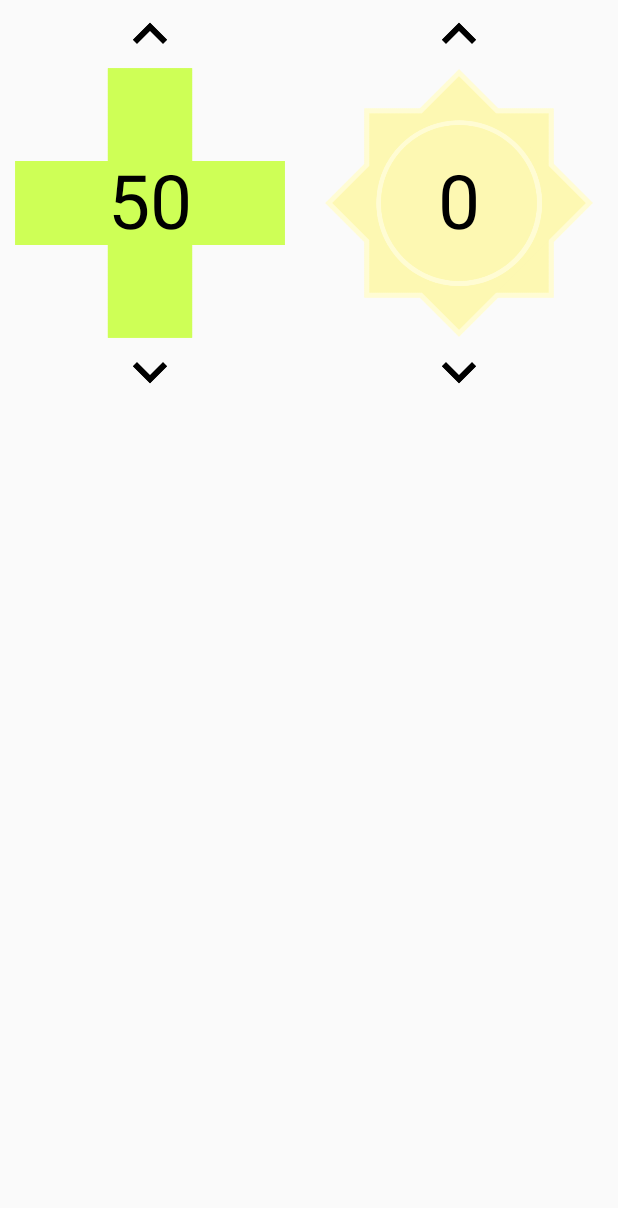
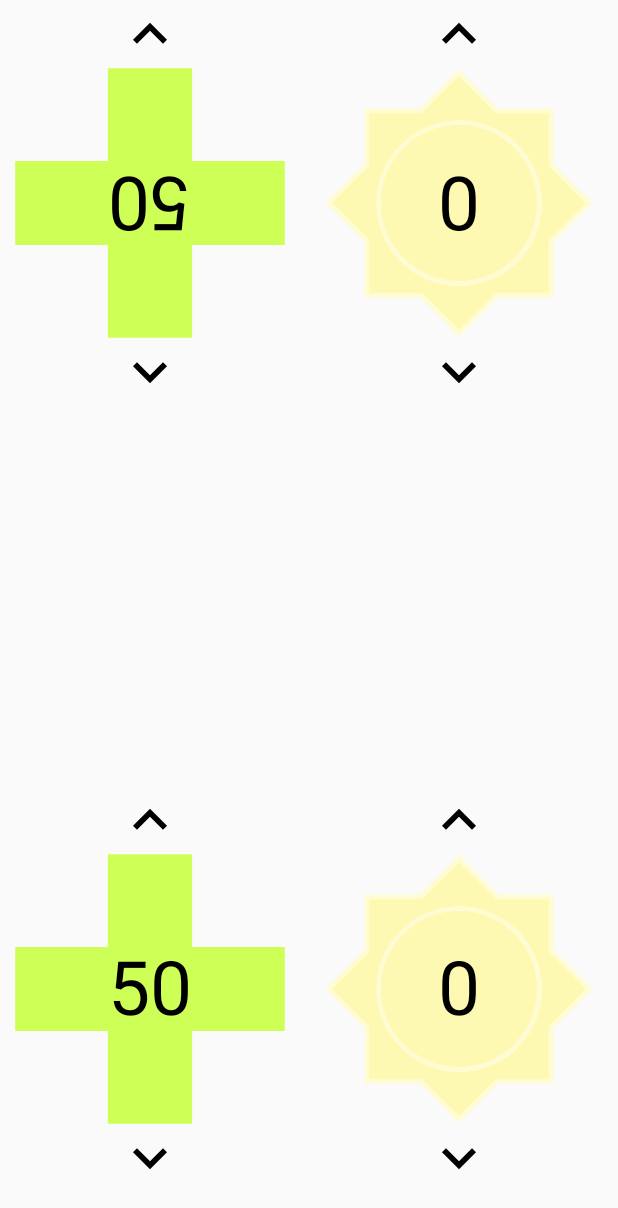
Before and after one commit to kjemison/shards-of-infinity-companion, an Android app built with Jetpack Compose: the screen it shows after launch (MainActivity), on a phone screen of 412 x 824 dp. Shown: the top 1208 px of the screen. Run offline under Robolectric (Android 15) with nearby library versions, the phone set to English and light mode, and no system bars.

Commit message:
Add working value displays

```diff
--- a/app/src/main/java/com/example/shardsofinfinityhelper/MainActivity.kt
+++ b/app/src/main/java/com/example/shardsofinfinityhelper/MainActivity.kt
@@ -17,111 +17,156 @@ import androidx.compose.foundation.layout.size
 import androidx.compose.foundation.layout.width
 import androidx.compose.material.Text
 import androidx.compose.runtime.Composable
+import androidx.compose.runtime.getValue
+import androidx.compose.runtime.mutableStateOf
+import androidx.compose.runtime.remember
+import androidx.compose.runtime.setValue
 import androidx.compose.ui.Alignment
 import androidx.compose.ui.Modifier
+import androidx.compose.ui.draw.rotate
 import androidx.compose.ui.res.painterResource
 import androidx.compose.ui.tooling.preview.Preview
 import androidx.compose.ui.unit.dp
 import androidx.compose.ui.unit.sp
 
-val iconSizeModifier = Modifier
-	.size(180.dp)
+const val iconSize: Int = 180
 val arrowHeightModifier = Modifier
 	.height(45.dp)
-
-val player1 = Player()
-val player2 = Player()
 
 class MainActivity : ComponentActivity() {
 	override fun onCreate(savedInstanceState: Bundle?) {
 		super.onCreate(savedInstanceState)
 		setContent {
-			PlayerScreen(player = player1)
-			PlayerScreen(player = player2)
+			PlayerScreen()
 		}
 	}
 }
 
 @Composable
-fun PlayerScreen(player: Player) {
-	Column(modifier = Modifier.fillMaxSize()) {
-		Row(modifier = Modifier
-			.height(300.dp)
-			.fillMaxWidth(),
-			horizontalArrangement = Arrangement.SpaceEvenly
+fun PlayerScreen() {
+	Column(
+		modifier = Modifier.fillMaxSize(),
+		verticalArrangement = Arrangement.SpaceBetween
+	) {
+		val player1 = Player("player1")
+		val player2 = Player("player2")
+
+		PlayerArea(player = player1)
+		PlayerArea(player = player2)
+	}
+}
+
+@Composable
+fun PlayerArea(player: Player, modifier: Modifier = Modifier) {
+	Box {
+		Row(
+			horizontalArrangement = Arrangement.SpaceEvenly,
+			modifier = Modifier
+				.height(300.dp)
+				.fillMaxWidth()
 		) {
+			var playerMastery by remember { mutableStateOf(player.mastery) }
+			var playerHealth by remember { mutableStateOf(player.health) }
 			Column(
 				modifier = Modifier
 					.width(200.dp)
 					.fillMaxHeight(),
 				horizontalAlignment = Alignment.CenterHorizontally
 			) {
-				UpArrow(player, "Health")
+				Arrow(R.drawable.baseline_keyboard_arrow_up_24) {
+					if (playerHealth != 50) playerHealth += 1
+				}
 				Box {
-					Image(
-						painter = painterResource(id = R.drawable.shards_of_infinity_hp),
-						contentDescription = null,
-						modifier = iconSizeModifier
-					)
-					Text(
-						text = "${player.health}",
-						fontSize = 50.sp,
-						modifier = Modifier.align(Alignment.Center)
-					)
+					HealthIcon()
+					if (player.name == "player1") {
+						PlayerValue(
+							playerHealth,
+							Modifier
+								.align(Alignment.Center)
+								.rotate(180f)
+						)
+					} else {
+						PlayerValue(playerHealth, Modifier.align(Alignment.Center))
+					}
 				}
-				DownArrow(player, "Health")
+				Arrow(R.drawable.baseline_keyboard_arrow_down_24) {
+					if (playerHealth != 0) playerHealth -= 1
+				}
 			}
 			Column(
 				modifier = Modifier.fillMaxHeight(),
 				horizontalAlignment = Alignment.CenterHorizontally)
 			{
-				UpArrow(player, "Mastery")
+				Arrow(R.drawable.baseline_keyboard_arrow_up_24) {
+					if (playerMastery != 30) playerMastery += 1
+				}
 				Box {
-					Image(
-						painter = painterResource(id = R.drawable.shards_of_infinity_mastery),
-						contentDescription = null,
-						modifier = iconSizeModifier
-					)
-					Text(
-						text = "${player.mastery}",
-						fontSize = 50.sp,
-						modifier = Modifier.align(Alignment.Center)
-					)
+					MasteryIcon()
+					if (player.name == "player1") {
+						PlayerValue(
+							playerMastery,
+							Modifier
+								.align(Alignment.Center)
+								.rotate(180f))
+					} else {
+						PlayerValue(playerMastery, Modifier.align(Alignment.Center))
+					}
 				}
-				DownArrow(player, "Mastery")
+				Arrow(R.drawable.baseline_keyboard_arrow_down_24) {
+					if (playerMastery != 0) playerMastery -= 1
+				}
 			}
 		}
 	}
 }
 
 @Composable
-fun UpArrow(player: Player, actionType: String) {
+fun PlayerValue(value: Int, modifier: Modifier = Modifier) {
+	println("player value: ${value}")
+	Text(
+		text = "$value",
+		fontSize = 50.sp,
+		modifier = modifier
+	)
+}
+
+@Composable
+fun PlayerBanner() {
 	Image(
-		painter = painterResource(id = R.drawable.baseline_keyboard_arrow_up_24),
+		painter = painterResource(id = R.drawable.shards_banner),
+		contentDescription = null,
+		modifier = Modifier.fillMaxSize(),
+		alignment = Alignment.TopCenter
+	)
+}
+
+@Composable
+fun HealthIcon(modifier: Modifier = Modifier) {
+	Image(
+		painter = painterResource(id = R.drawable.shards_of_infinity_hp),
+		contentDescription = null,
+		modifier.size(iconSize.dp)
+	)
+}
+
+@Composable
+fun MasteryIcon(modifier: Modifier = Modifier) {
+	Image(
+		painter = painterResource(id = R.drawable.shards_of_infinity_mastery),
+		contentDescription = null,
+		modifier.size(iconSize.dp)
+	)
+}
+
+@Composable
+fun Arrow(paint: Int, onClick: () -> Unit) {
+	Image(
+		painter = painterResource(id = paint),
 		contentDescription = null,
 		modifier = arrowHeightModifier
 			.fillMaxWidth()
 			.clickable {
-				when (actionType) {
-					"Health" -> player.upHealth()
-					"Mastery" -> player.upMastery()
-				}
-			}
-	)
-}
-
-@Composable
-fun DownArrow(player: Player, actionType: String) {
-	Image(
-		painter = painterResource(id = R.drawable.baseline_keyboard_arrow_down_24),
-		contentDescription = null,
-		modifier = arrowHeightModifier
-			.fillMaxWidth()
-			.clickable {
-				when (actionType) {
-					"Health" -> player.downHealth()
-					"Mastery" -> player.downMastery()
-				}
+				onClick()
 			}
 	)
 }
@@ -129,5 +174,5 @@ fun DownArrow(player: Player, actionType: String) {
 @Preview(showBackground = true)
 @Composable
 fun DefaultPreview() {
-	PlayerScreen(player1)
+	PlayerScreen()
 }
--- a/app/src/main/java/com/example/shardsofinfinityhelper/Player.kt
+++ b/app/src/main/java/com/example/shardsofinfinityhelper/Player.kt
@@ -1,35 +1,8 @@
 package com.example.shardsofinfinityhelper
 
 data class Player(
+	val name: String,
 	var health: Int = 50,
 	var mastery: Int = 0,
 	var levelledThisTurn: Boolean = false
-) {
-	fun upHealth() {
-		if (health == 50) {
-			return
-		}
-		health++
-	}
-
-	fun downHealth() {
-		if (health == 0) {
-			return
-		}
-		health--
-	}
-
-	fun upMastery() {
-		if (mastery == 50) {
-			return
-		}
-		mastery++
-	}
-
-	fun downMastery() {
-		if (mastery == 0) {
-			return
-		}
-		mastery--
-	}
-}
+ )
--- a/app/src/main/res/values/colors.xml
+++ b/app/src/main/res/values/colors.xml
@@ -7,4 +7,5 @@
     <color name="teal_700">#FF018786</color>
     <color name="black">#FF000000</color>
     <color name="white">#FFFFFFFF</color>
+    <color name="background">#1F2E83</color>
 </resources>
```
Also changed, not shown: app/src/main/res/drawable/shards_banner.jpg (added), 1 other file.
